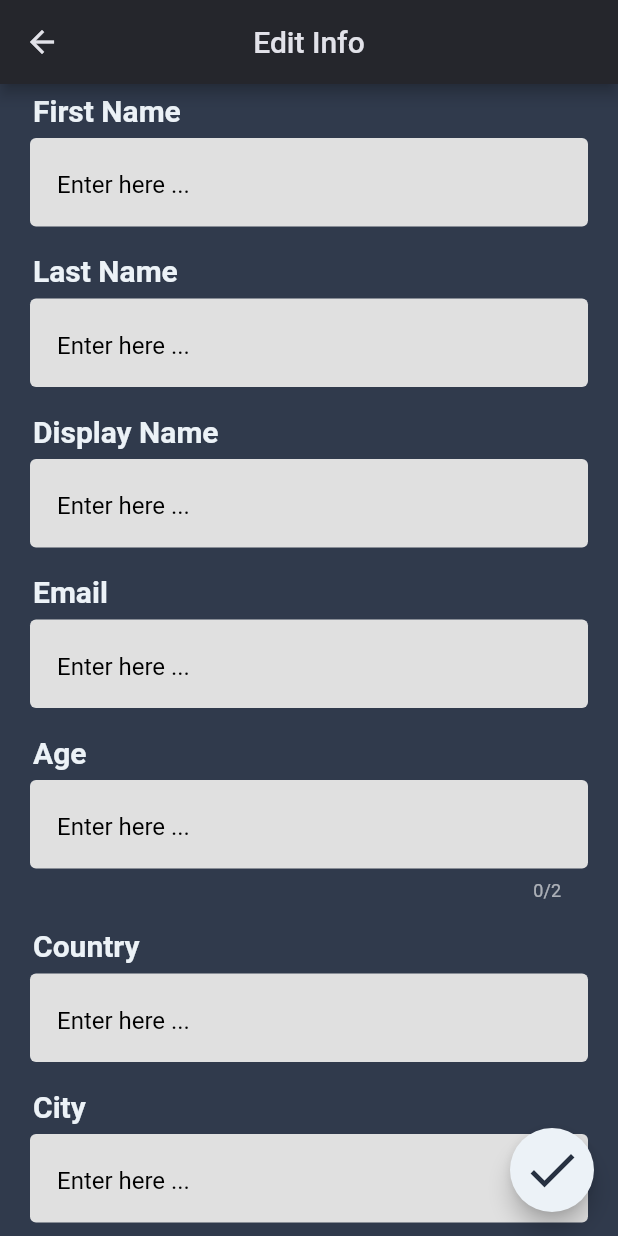
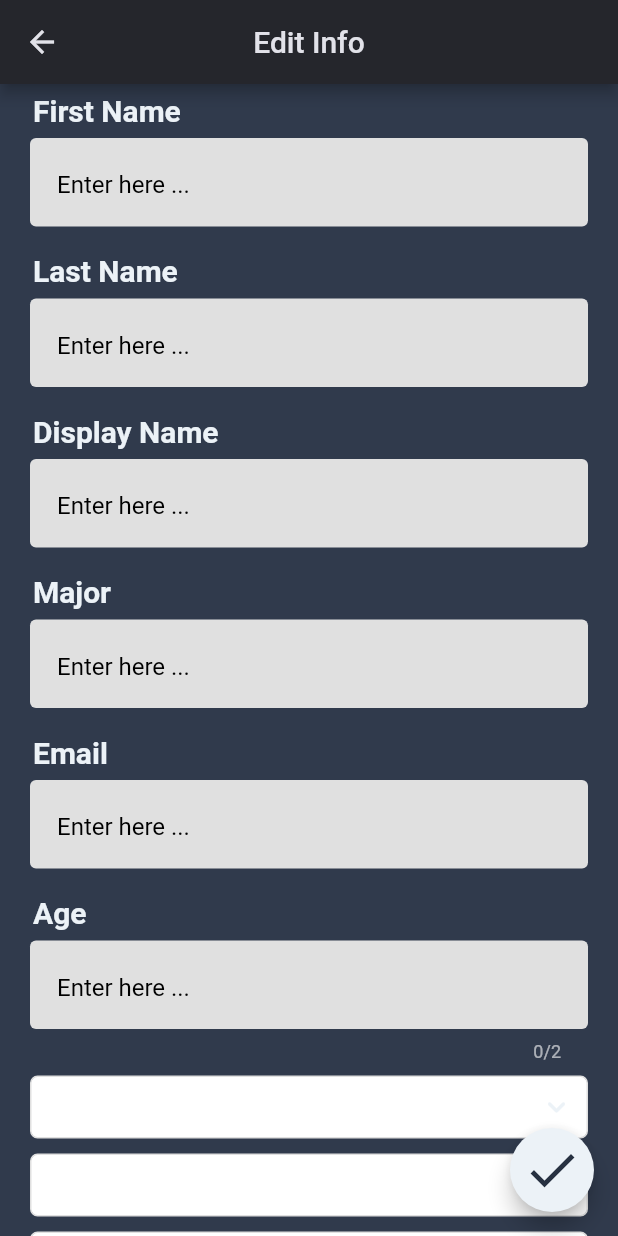
Before and after one commit to Nizar-Sweiss/Coding_Exercise, a Flutter app: the EditProfileScreen screen opened directly with empty values, scrolled down 228 dp, on a phone screen of 412 x 824 dp. Run offline on Flutter 3.47's test engine with Material 2 defaults, Android fonts, the phone set to English and light mode, and no system bars; drawn by our look-alikes of csc_picker; our stand-ins replace cloud_firestore, email_validator, file_picker, firebase_core, firebase_storage; accounts and stored records are empty; generated files the repository leaves out were written again; network calls fail.

Commit message:
refactor: Edit Info Screen
code refactoring for better Understandability, Readability, Testability

```diff
--- a/userprofile/lib/l10n/app_ar.arb
+++ b/userprofile/lib/l10n/app_ar.arb
@@ -16,5 +16,7 @@
     "emailError": "أدخل البريد الإلكتروني صحيح",
     "countryError": "أدخل النص الصحيح",
     "cityError": "أدخل النص الصحيح",
-    "displayNameError": "أدخل اسمًا صالحًا"
+    "displayNameError": "أدخل اسمًا صالحًا",
+    "state": "ولاية",
+    "major": "تخصص"
 }
--- a/userprofile/lib/models/user.dart
+++ b/userprofile/lib/models/user.dart
@@ -7,6 +7,7 @@ class User {
   String age;
   String country;
   String city;
+  String state;
   String major;
   String profileImagePath;
   String coverImagePath;
@@ -19,6 +20,7 @@ class User {
       required this.displayName,
       required this.age,
       required this.country,
+      required this.state,
       required this.city,
       required this.major,
       required this.profileImagePath,
@@ -39,6 +41,7 @@ class User {
   static User fromJson(Map<String, dynamic> json) => User(
       age: json['age'],
       city: json['city'],
+      state: json['state'],
       country: json['country'],
       displayName: json['display name'],
       email: json['email'],
--- a/userprofile/lib/screens/edit_profile_screen.dart
+++ b/userprofile/lib/screens/edit_profile_screen.dart
@@ -7,6 +7,7 @@ import 'package:userprofile/utility/firebase/storage_service.dart';
 import 'package:userprofile/utility/utility_barrel.dart';
 import 'package:userprofile/widgets/widgets_barrel.dart';
 import 'package:flutter_gen/gen_l10n/app_localization.dart';
+import 'package:csc_picker/csc_picker.dart';
 
 class EditProfileScreen extends StatefulWidget {
   final User userData;
@@ -21,12 +22,14 @@ class EditProfileScreen extends StatefulWidget {
 }
 
 class _EditProfileScreen extends State<EditProfileScreen> {
+  //Determining The images heights.
   final double coverHeight = 150;
   final double profileHeight = 150;
 
-  final Stream<QuerySnapshot> users =
-      FirebaseFirestore.instance.collection("users").snapshots();
+  final Stream<QuerySnapshot> users = userCollection.snapshots();
 
+  String userDocID = "TqrALtHASBtcgstKLGUx";
+  //Text Form Field controllers.
   TextEditingController firstNameController = TextEditingController();
   TextEditingController lastNameController = TextEditingController();
   TextEditingController displayNameController = TextEditingController();
@@ -34,11 +37,15 @@ class _EditProfileScreen extends State<EditProfileScreen> {
   TextEditingController ageController = TextEditingController();
   TextEditingController countryController = TextEditingController();
   TextEditingController cityController = TextEditingController();
+  TextEditingController majorController = TextEditingController();
+  TextEditingController stateController = TextEditingController();
 
+  //State Form Key to track the state of the forms (valid or not).
   final formKey = GlobalKey<FormState>();
 
   @override
   void initState() {
+    //provide controllers data of the user information from firebase store for accessibility
     displayNameController.text = widget.userData.displayName;
     firstNameController.text = widget.userData.firstName;
     lastNameController.text = widget.userData.lastName;
@@ -46,12 +53,15 @@ class _EditProfileScreen extends State<EditProfileScreen> {
     ageController.text = widget.userData.age;
     countryController.text = widget.userData.country;
     cityController.text = widget.userData.city;
+    majorController.text = widget.userData.major;
+    stateController.text = widget.userData.state;
 
     super.initState();
   }
 
   @override
   void dispose() {
+    //dispoing controllers when widget is removed permanently from the widget tree
     displayNameController.dispose();
     firstNameController.dispose();
     lastNameController.dispose();
@@ -65,36 +75,7 @@ class _EditProfileScreen extends State<EditProfileScreen> {
   @override
   Widget build(BuildContext context) {
     return Scaffold(
-      floatingActionButton: FloatingActionButton(
-        onPressed: () {
-          final isValidForm = formKey.currentState!.validate();
-          if (isValidForm) {
-            final docUser = FirebaseFirestore.instance
-                .collection("users")
-                .doc("TqrALtHASBtcgstKLGUx");
-
-            //update user fields
-            docUser.update({
-              'age': ageController.text.trim(),
-              'city': cityController.text.trim(),
-              'country': countryController.text.trim(),
-              'display name': displayNameController.text.trim(),
-              'email': emailController.text.trim(),
-              'first name': firstNameController.text.trim(),
-              'last name ': lastNameController.text.trim(),
-              'cover image': widget.userData.coverImagePath,
-              'profile image': widget.userData.profileImagePath
-            });
-            Utils.showSnackBar("Updated Successfuly", false);
-            Navigator.pop(context);
-          } else {
-            Utils.showSnackBar("Check Your Information", true);
-          }
-        },
-        child: const Icon(
-          Icons.done,
-        ),
-      ),
+      floatingActionButton: conformFloatingButton(context),
       appBar: AppBar(
         title: Text(AppLocalizations.of(context)!.editInfo),
         centerTitle: true,
@@ -115,7 +96,7 @@ class _EditProfileScreen extends State<EditProfileScreen> {
                     AsyncSnapshot<QuerySnapshot> snapshot,
                   ) {
                     if (snapshot.hasError) {
-                      return const Text("Something went Wrong ");
+                      return const Text("Something went Wrong :\"");
                     }
                     if (snapshot.connectionState == ConnectionState.waiting) {
                       return const Text("Loading ...");
@@ -123,56 +104,126 @@ class _EditProfileScreen extends State<EditProfileScreen> {
 
                     return Column(
                       crossAxisAlignment: CrossAxisAlignment.start,
-                      children: [
-                        DefaultFormField(
-                            validator: (text) {
-                              if (text!.isEmpty ||
-                                  !RegExp(r'^[a-z A-Z ]+$').hasMatch(text)) {
-                                return AppLocalizations.of(context)!
-                                    .displayNameError;
+                      children: _TextFields(context),
+                    );
+                  },
+                ),
+              )
+            ],
+          ),
+        ),
+      ),
+    );
+  }
+
+  FloatingActionButton conformFloatingButton(BuildContext context) {
+    return FloatingActionButton(
+      onPressed: () {
+        final isValidForm = formKey.currentState!.validate();
+        if (isValidForm) {
+          final userDoc = userCollection.doc(userDocID);
+
+          // Handles the user data and updates it in firebase store
+          updateUserData(userDoc);
+          //SnackBar alert
+          Utils.showSnackBar("Updated Successfuly", false);
+          Navigator.pop(context);
+        } else {
+          Utils.showSnackBar("Check Your Information", true);
         }
       },
-                            keyboardtype: TextInputType.name,
-                            hint: "Enter here ... ",
-                            title: AppLocalizations.of(context)!.firstName,
-                            controller: firstNameController),
-                        DefaultFormField(
+      child: const Icon(Icons.done),
+    );
+  }
+
+  void updateUserData(DocumentReference<Map<String, dynamic>> docUser) {
+    docUser.update({
+      'age': ageController.text.trim(),
+      'city': NewCity,
+      'country': NewCountry,
+      'display name': displayNameController.text.trim(),
+      'email': emailController.text.trim(),
+      'first name': firstNameController.text.trim(),
+      'last name ': lastNameController.text.trim(),
+      'cover image': widget.userData.coverImagePath,
+      'profile image': widget.userData.profileImagePath,
+      'state': NewState
+    });
+  }
+
+  List<Widget> _TextFields(BuildContext context) {
+    return [
+      _FirstNameField(context),
+      _LastNameField(context),
+      _DisplayNameField(context),
+      _MAjorField(context),
+      _EmailField(context),
+      _AgeField(context),
+      _CountryInfoField(context),
+    ];
+  }
+
+  DefaultFormField _MAjorField(BuildContext context) {
+    return DefaultFormField(
         validator: (text) {
-                              if (text!.isEmpty ||
-                                  !RegExp(r'^[a-z A-Z ]+$').hasMatch(text)) {
-                                return AppLocalizations.of(context)!
-                                    .displayNameError;
+          if (text!.isEmpty || !RegExp(r'^[a-z A-Z]+$').hasMatch(text)) {
+            return AppLocalizations.of(context)!.majorError;
           }
         },
-                            keyboardtype: TextInputType.name,
         hint: "Enter here ... ",
-                            title: AppLocalizations.of(context)!.lastName,
-                            controller: lastNameController),
-                        DefaultFormField(
-                            validator: (text) {
-                              if (text!.isEmpty ||
-                                  !RegExp(r'^[a-z A-Z 0-9]+$').hasMatch(text)) {
-                                return AppLocalizations.of(context)!
-                                    .displayNameError;
+        title: AppLocalizations.of(context)!.major,
+        controller: majorController);
+  }
+
+  late String NewCountry;
+  late String NewCity;
+  late String NewState;
+  CSCPicker _CountryInfoField(BuildContext context) {
+    return CSCPicker(
+      cityDropdownLabel: AppLocalizations.of(context)!.city,
+      countryDropdownLabel: AppLocalizations.of(context)!.country,
+      stateDropdownLabel: AppLocalizations.of(context)!.state,
+      dropdownDialogRadius: 20,
+      searchBarRadius: 20,
+      currentCountry: countryController.text,
+      currentCity: cityController.text,
+      currentState: stateController.text,
+      layout: Layout.vertical,
+      dropdownHeadingStyle: TextStyle(color: Colors.white),
+      dropdownItemStyle: TextStyle(color: Colors.white),
+      onCityChanged: (city) {
+        if (city == null) {
+          NewCity = "-";
+        } else {
+          NewCity = city;
         }
       },
-                            keyboardtype: TextInputType.name,
-                            hint: "Enter here ... ",
-                            title: AppLocalizations.of(context)!.displayName,
-                            controller: displayNameController),
-                        DefaultFormField(
-                            validator: (email) => email!.isEmpty &&
-                                    !EmailValidator.validate(email)
-                                ? AppLocalizations.of(context)!.emailError
-                                : null,
-                            hint: "Enter here ... ",
-                            title: AppLocalizations.of(context)!.email,
-                            keyboardtype: TextInputType.emailAddress,
-                            controller: emailController),
-                        DefaultFormField(
+      onStateChanged: (state) {
+        if (state == null) {
+          NewCity = "-";
+        } else {
+          NewState = state;
+        }
+      },
+      onCountryChanged: (country) {
+        NewCountry = country;
+      },
+    );
+    // DefaultFormField(
+    //     validator: (text) {
+    //       if (text!.isEmpty || !RegExp(r'^[a-z A-Z]+$').hasMatch(text)) {
+    //         return AppLocalizations.of(context)!.countryError;
+    //       }
+    //     },
+    //     hint: "Enter here ... ",
+    //     title: AppLocalizations.of(context)!.country,
+    //     controller: countryController);
+  }
+
+  DefaultFormField _AgeField(BuildContext context) {
+    return DefaultFormField(
         validator: (text) {
-                              if (text!.isEmpty ||
-                                  !RegExp(r'^[0-9]+$').hasMatch(text)) {
+          if (text!.isEmpty || !RegExp(r'^[0-9]+$').hasMatch(text)) {
             return AppLocalizations.of(context)!.ageError;
           }
         },
@@ -180,39 +231,60 @@ class _EditProfileScreen extends State<EditProfileScreen> {
         maxLength: 2,
         hint: "Enter here ... ",
         title: AppLocalizations.of(context)!.age,
-                            controller: ageController),
-                        DefaultFormField(
+        controller: ageController);
+  }
+
+  DefaultFormField _EmailField(BuildContext context) {
+    return DefaultFormField(
+        validator: (email) => email!.isEmpty && !EmailValidator.validate(email)
+            ? AppLocalizations.of(context)!.emailError
+            : null,
+        hint: "Enter here ... ",
+        title: AppLocalizations.of(context)!.email,
+        keyboardtype: TextInputType.emailAddress,
+        controller: emailController);
+  }
+
+  DefaultFormField _DisplayNameField(BuildContext context) {
+    return DefaultFormField(
         validator: (text) {
-                              if (text!.isEmpty ||
-                                  !RegExp(r'^[a-z A-Z]+$').hasMatch(text)) {
-                                return AppLocalizations.of(context)!
-                                    .countryError;
+          if (text!.isEmpty || !RegExp(r'^[a-z A-Z 0-9]+$').hasMatch(text)) {
+            return AppLocalizations.of(context)!.displayNameError;
           }
         },
+        keyboardtype: TextInputType.name,
         hint: "Enter here ... ",
-                            title: AppLocalizations.of(context)!.country,
-                            controller: countryController),
-                        DefaultFormField(
+        title: AppLocalizations.of(context)!.displayName,
+        controller: displayNameController);
+  }
+
+  DefaultFormField _LastNameField(BuildContext context) {
+    return DefaultFormField(
         validator: (text) {
-                              if (text!.isEmpty ||
-                                  !RegExp(r'^[a-z A-Z]+$').hasMatch(text)) {
-                                return AppLocalizations.of(context)!.cityError;
+          if (text!.isEmpty || !RegExp(r'^[a-z A-Z ]+$').hasMatch(text)) {
+            return AppLocalizations.of(context)!.lastNameError;
           }
         },
+        keyboardtype: TextInputType.name,
         hint: "Enter here ... ",
-                            title: AppLocalizations.of(context)!.city,
-                            controller: cityController),
-                      ],
-                    );
-                  },
-                ))
-          ],
-        ),
-      )),
-    );
+        title: AppLocalizations.of(context)!.lastName,
+        controller: lastNameController);
   }
 
-  //returns the Over lap of CoverImage and ProfileImage on the top of the screen
+  DefaultFormField _FirstNameField(BuildContext context) {
+    return DefaultFormField(
+        validator: (text) {
+          if (text!.isEmpty || !RegExp(r'^[a-z A-Z ]+$').hasMatch(text)) {
+            return AppLocalizations.of(context)!.firstNameError;
+          }
+        },
+        keyboardtype: TextInputType.name,
+        hint: "Enter here ... ",
+        title: AppLocalizations.of(context)!.firstName,
+        controller: firstNameController);
+  }
+
+  //returns the Over lap of CoverImage and ProfileImage on top of the screen
   Widget buildTopContents(String coverImage, String profileImage) {
     final Storage storage = Storage();
     //to position the profile image between the cover image and the contents info
@@ -231,6 +303,8 @@ class _EditProfileScreen extends State<EditProfileScreen> {
             radius: 30,
             child: IconButton(
                 onPressed: () async {
+                  //A package that allows you to use the native file explorer to pick single or multiple files,
+                  // with extensions filtering support['png', 'jpg'].
                   final result = await FilePicker.platform.pickFiles(
                       allowMultiple: false,
                       type: FileType.custom,
--- a/userprofile/lib/screens/profile_info_screen.dart
+++ b/userprofile/lib/screens/profile_info_screen.dart
@@ -101,8 +101,8 @@ class _ProfileInfoScreen extends State<ProfileInfoScreen> {
                         text: user.country,
                         title: AppLocalizations.of(context)!.country),
                     DefaultTextBox(
-                        text: user.city,
-                        title: AppLocalizations.of(context)!.city),
+                        text: " ${user.state} - ${user.city}",
+                        title: AppLocalizations.of(context)!.state),
                   ],
                 ),
               ),
@@ -124,7 +124,8 @@ class _ProfileInfoScreen extends State<ProfileInfoScreen> {
         city: "${data.docs[0]["city"]}",
         major: "${data.docs[0]["major"]}",
         coverImagePath: "${data.docs[0]["cover image"]}",
-        profileImagePath: "${data.docs[0]["profile image"]}");
+        profileImagePath: "${data.docs[0]["profile image"]}",
+        state: "${data.docs[0]["state"]}");
   }
 
 //returns the Over lap of CoverImage and ProfileImage on the top of the screen
--- a/userprofile/lib/utility/firebase/firebase_service.dart
+++ b/userprofile/lib/utility/firebase/firebase_service.dart
@@ -1,5 +1,9 @@
+import 'package:cloud_firestore/cloud_firestore.dart';
 import 'package:firebase_storage/firebase_storage.dart';
 import 'package:flutter/cupertino.dart';
+
+CollectionReference<Map<String, dynamic>> userCollection =
+    FirebaseFirestore.instance.collection("users");
 
 class FirebaseService extends ChangeNotifier {
   FirebaseService();
--- a/userprofile/lib/utility/firebase/storage_service.dart
+++ b/userprofile/lib/utility/firebase/storage_service.dart
@@ -1,9 +1,13 @@
 import 'dart:io';
 import 'package:firebase_storage/firebase_storage.dart';
 
+//This class handles upload file (Images) to the firebase Storage
 class Storage {
   final FirebaseStorage storage = FirebaseStorage.instance;
-
+/*Upload a [File] from the filesystem. The file must exist.
+    filePath : file path from the Storage in firebase .
+    fileName : Name of the file to be uploaded into firebase .
+*/
   Future<void> uploadFile(String filePath, String fileName) async {
     File file = File(filePath);
 
--- a/userprofile/pubspec.yaml
+++ b/userprofile/pubspec.yaml
@@ -44,6 +44,7 @@ dependencies:
   flutter_localizations:
     sdk: flutter
   intl: ^0.17.0
+  csc_picker: ^0.2.6
 
 dev_dependencies:
   flutter_test:
```
Also changed, not shown: userprofile/lib/l10n/app_en.arb (+20 -7 lines), userprofile/lib/firebase_options.dart (added), userprofile/pubspec.lock, 4 other files. Lines whose indentation alone changed are shown as unchanged.
